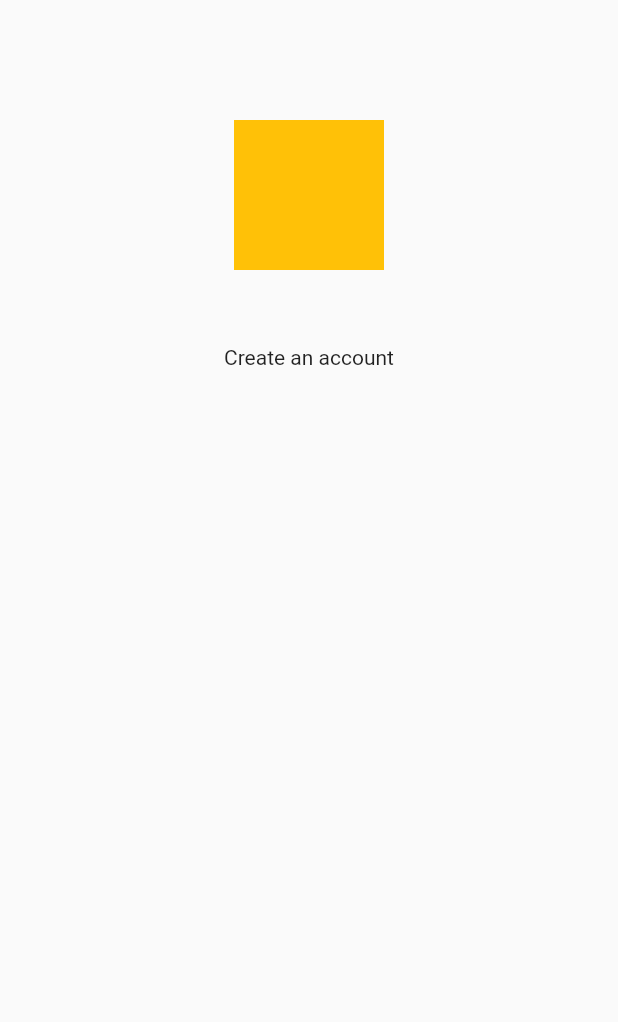
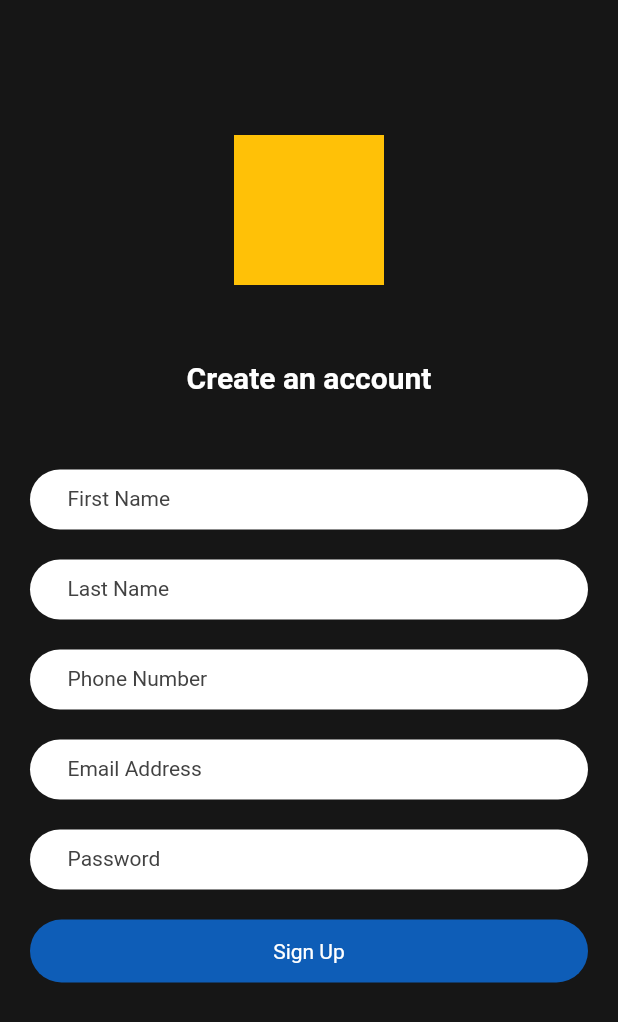
Before and after one commit to sandinikaveesha/EasyCar_Mobile, a Flutter app: the screen it shows after launch, on a phone screen of 412 x 824 dp. Shown: the top 1022 px of the screen. Run offline on Flutter 3.47's test engine with Material 2 defaults, Android fonts, the phone set to English and light mode, and no system bars.

Commit message:
Created Registraion UI

```diff
--- /dev/null
+++ b/lib/Components/button.dart
@@ -0,0 +1,32 @@
+import 'package:flutter/material.dart';
+import 'package:rental_car_app/Constants/constant.dart';
+
+class Button extends StatelessWidget {
+  const Button({Key? key, required this.buttonText, this.action})
+      : super(key: key);
+
+  final String buttonText;
+  final VoidCallback? action;
+
+  @override
+  Widget build(BuildContext context) {
+    return SizedBox(
+      width: double.infinity,
+      height: 42,
+      child: TextButton(
+        onPressed: action,
+        style: ButtonStyle(
+          foregroundColor: MaterialStateProperty.all(Colors.white),
+          backgroundColor: MaterialStateProperty.all(const Color.fromARGB(255, 14, 93, 183)),
+          shape: MaterialStateProperty.all<RoundedRectangleBorder>(RoundedRectangleBorder(
+            borderRadius: BorderRadius.circular(25)
+          ))
+        ),
+        child: Text(
+          buttonText,
+          style: normalTextLight,
+        ),
+      ),
+    );
+  }
+}
--- /dev/null
+++ b/lib/Components/custom_textbox.dart
@@ -0,0 +1,42 @@
+import 'package:flutter/material.dart';
+import 'package:rental_car_app/Constants/constant.dart';
+
+class CustomTextbox extends StatelessWidget {
+  CustomTextbox({
+    Key? key,
+    required this.hintText,
+    this.controller
+  }) : super(key: key);
+  final String hintText;
+  final TextEditingController? controller;
+
+
+  @override
+  Widget build(BuildContext context) {
+    return Container(
+      height: 40,
+      decoration: BoxDecoration(
+          color: Colors.white,
+          borderRadius: BorderRadius.circular(30)),
+      child: Row(
+        mainAxisAlignment: MainAxisAlignment.start,
+        children: [
+          const SizedBox(
+            width: 10,
+          ),
+          Expanded(
+            child: TextField(
+              controller: controller,
+              style: const TextStyle(color: Colors.black),
+              decoration: InputDecoration(
+                  hintText: hintText,
+                  hintStyle: normalText,
+                  contentPadding: const EdgeInsets.only(left: 15, right: 15,bottom: 10),
+                  border: InputBorder.none),
+            ),
+          ),
+        ],
+      ),
+    );
+  }
+}
--- a/lib/main.dart
+++ b/lib/main.dart
@@ -10,14 +10,10 @@ class MyApp extends StatelessWidget {
 
   @override
   Widget build(BuildContext context) {
-    return MaterialApp(
+    return const MaterialApp(
       debugShowCheckedModeBanner: false,
       title: 'Flutter Demo',
-      theme: ThemeData(
-        primaryColor: const Color(0xff2687A4),
-        primaryColorDark: const Color.fromARGB(255, 21, 90, 111),
-      ),
-      home: const RegisterScreen(),
+      home: RegisterScreen(),
     );
   }
 }
--- a/lib/onboarding/register_screen.dart
+++ b/lib/onboarding/register_screen.dart
@@ -1,17 +1,34 @@
 import 'package:flutter/material.dart';
+import 'package:rental_car_app/Components/button.dart';
+import 'package:rental_car_app/Components/custom_textbox.dart';
+import 'package:rental_car_app/Constants/constant.dart';
 
-class RegisterScreen extends StatelessWidget {
+class RegisterScreen extends StatefulWidget {
   const RegisterScreen({Key? key}) : super(key: key);
+
+  @override
+  State<RegisterScreen> createState() => _RegisterScreenState();
+}
+
+class _RegisterScreenState extends State<RegisterScreen> {
+  final _firstName = TextEditingController();
+  final _lastName = TextEditingController();
+  final _email = TextEditingController();
+  final _phone = TextEditingController();
+  final _password = TextEditingController();
 
   @override
   Widget build(BuildContext context) {
     return Scaffold(
       body: Container(
-        padding: const EdgeInsets.symmetric(horizontal: 20, vertical: 30),
+        color: const Color.fromARGB(255, 22, 22, 22),
+        padding: const EdgeInsets.only(left: 20,right: 20, top: 30,),
         child: Column(
           mainAxisAlignment: MainAxisAlignment.start,
           children: [
-            const SizedBox(height: 50,),
+            const SizedBox(
+              height: 60,
+            ),
             Align(
               alignment: Alignment.center,
               child: Container(
@@ -20,8 +37,50 @@ class RegisterScreen extends StatelessWidget {
                 color: Colors.amber,
               ),
             ),
-            const SizedBox(height: 50,),
-            Text("Create an account", )
+            SizedBox(height: 20,),
+            Expanded(
+              child: SingleChildScrollView(
+                child: Column(
+                  children: [
+                    const SizedBox(
+                      height: 30,
+                    ),
+                    const Text(
+                      "Create an account",
+                      style: mainHeadingLight,
+                    ),
+                    const SizedBox(
+                      height: 50,
+                    ),
+                    CustomTextbox(
+                        hintText: "First Name", controller: _firstName),
+                    const SizedBox(
+                      height: 20,
+                    ),
+                    CustomTextbox(hintText: "Last Name", controller: _lastName),
+                    const SizedBox(
+                      height: 20,
+                    ),
+                    CustomTextbox(hintText: "Phone Number", controller: _phone),
+                    const SizedBox(
+                      height: 20,
+                    ),
+                    CustomTextbox(
+                        hintText: "Email Address", controller: _email),
+                    const SizedBox(
+                      height: 20,
+                    ),
+                    CustomTextbox(hintText: "Password", controller: _password),
+                    const SizedBox(
+                      height: 20,
+                    ),
+                    const Button(
+                      buttonText: "Sign Up",
+                    )
+                  ],
+                ),
+              ),
+            ),
           ],
         ),
       ),
```
Also changed, not shown: lib/Constants/constant.dart (line endings or trailing spaces).
